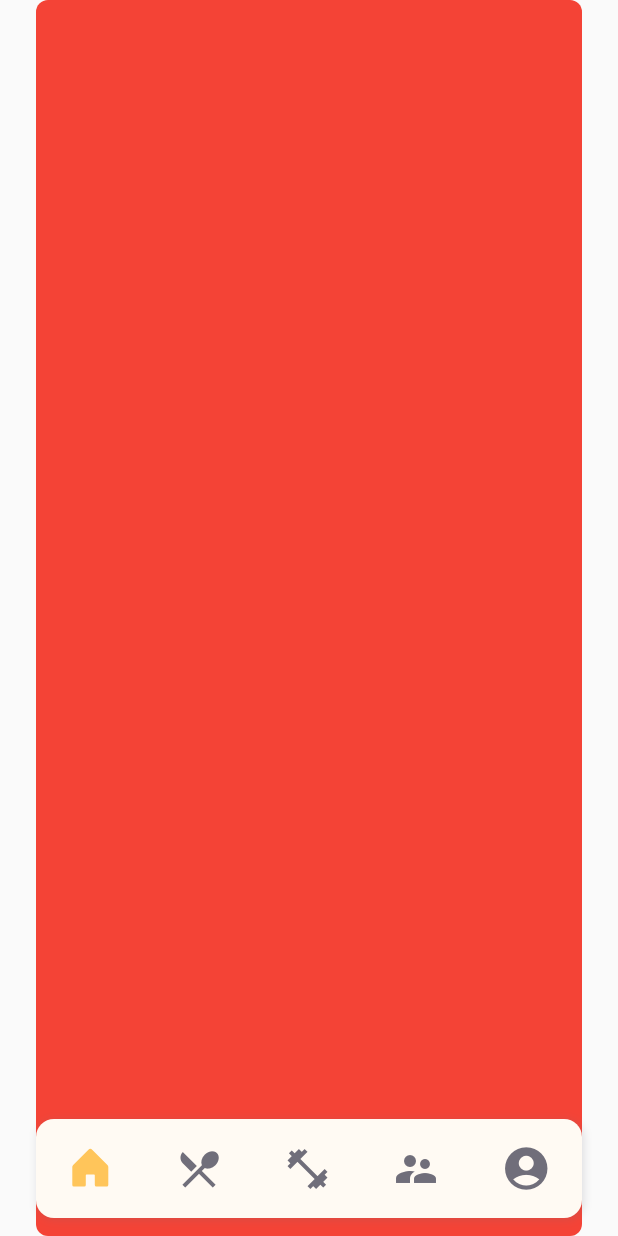
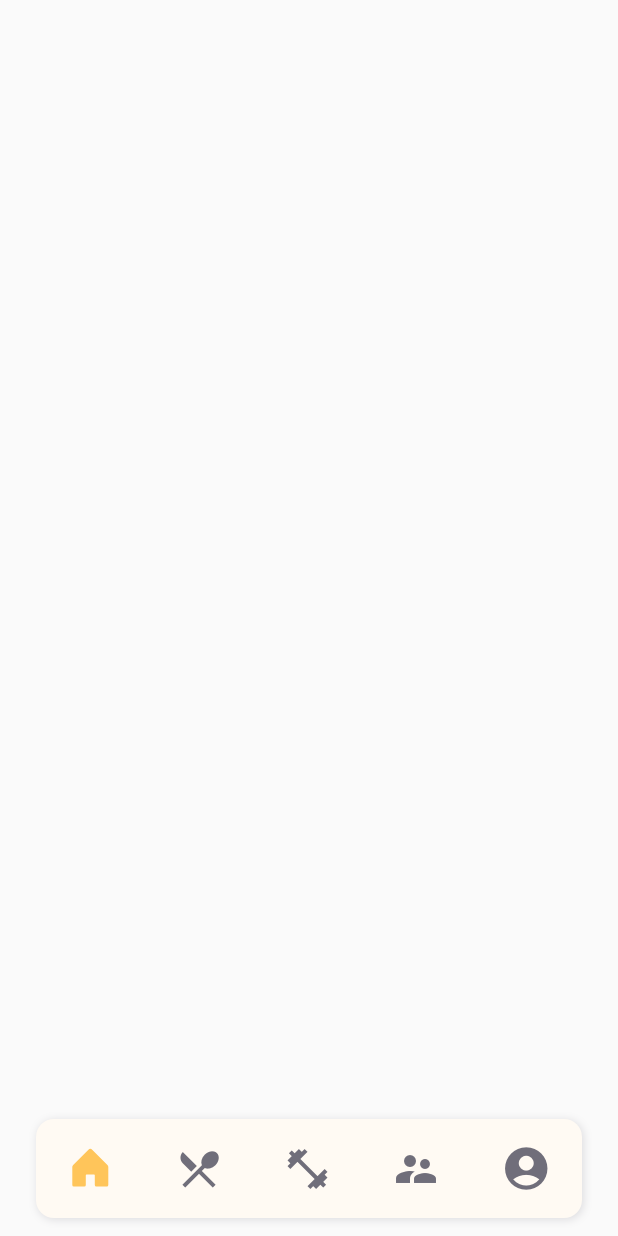
Before and after one commit to ContinuumTeam/GymHabit, a Flutter app: the screen it shows after launch, swiped to page 2, on a phone screen of 412 x 824 dp. Run offline on Flutter 3.47's test engine with Material 2 defaults, Android fonts, the phone set to English and light mode, and no system bars; our stand-ins replace dartz, dio, easy_date_timeline, equatable, firebase_core, fl_chart and 6 more; accounts and stored records are empty.

Commit message:
refactor: fazendo pagina de nutricao

```diff
--- a/lib/features/home/presenter/pages/nutrition_page.dart
+++ b/lib/features/home/presenter/pages/nutrition_page.dart
@@ -13,10 +13,6 @@ class _NutritionPageState extends State<NutritionPage> {
     return Padding(
       padding: const EdgeInsets.symmetric(horizontal: 24),
       child: Container(
-        decoration: const BoxDecoration(
-            color: Colors.red,
-            borderRadius: BorderRadius.all(Radius.circular(8))),
-      ),
     );
   }
 }
```
